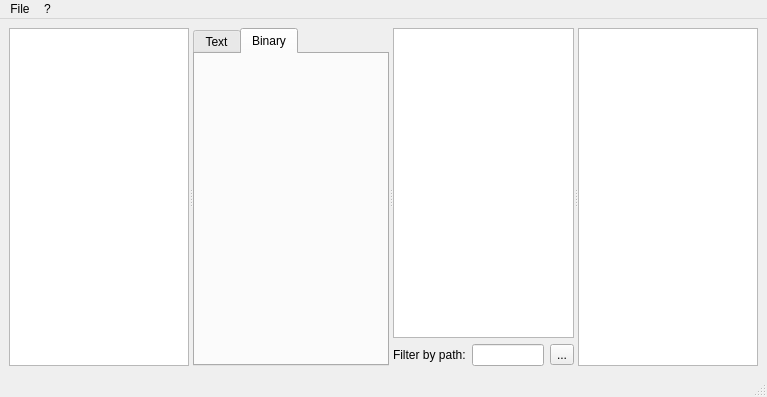
Above: src/mainwindow.ui from OSLL/sca before the change. Below: the same form after it.
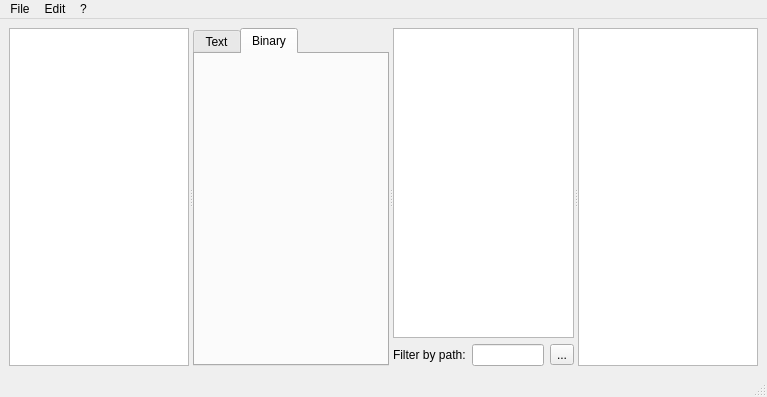
That is the form after the change. Custom widgets are drawn as their Qt base class.

Commit message:
#4769: Filter menu entry, #4787: fix complex links
- Also minor code improves.

What changed in the file:
```diff
--- a/src/mainwindow.ui
+++ b/src/mainwindow.ui
@@ -127,7 +127,7 @@
      <x>0</x>
      <y>0</y>
      <width>767</width>
-     <height>20</height>
+     <height>21</height>
     </rect>
    </property>
    <widget class="QMenu" name="menuFile">
@@ -147,7 +147,14 @@
     <addaction name="actionHelp"/>
     <addaction name="actionAbout"/>
    </widget>
+   <widget class="QMenu" name="menuEdit">
+    <property name="title">
+     <string>Edit</string>
+    </property>
+    <addaction name="actionFilter"/>
+   </widget>
    <addaction name="menuFile"/>
+   <addaction name="menuEdit"/>
    <addaction name="menu"/>
   </widget>
   <widget class="QStatusBar" name="statusbar"/>
```
Left out of the diff: 5 changed lines with no effect on the pictures. The commit also changes 7 other files.
